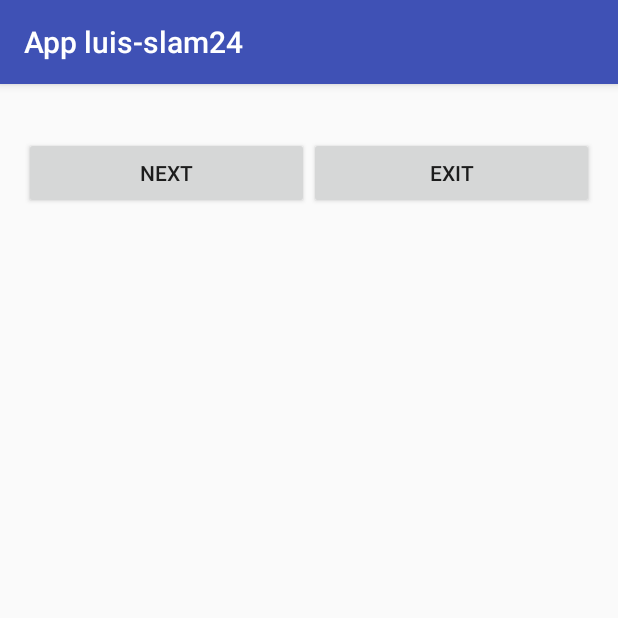
After one commit to dehors/android-SmartGeeks, an Android app: the Main9Activity screen opened directly, with no data from a screen before it, on a phone screen of 412 x 824 dp, the top half of it. The commit adds this screen. Run offline under Robolectric (Android 15) with nearby library versions, the phone set to English and light mode, and no system bars; 1 statement that could not run was skipped.

Commit message:
docs: Send data  between activities

```diff
--- a/app/src/main/AndroidManifest.xml
+++ b/app/src/main/AndroidManifest.xml
@@ -21,7 +21,9 @@
         <activity android:name=".Main4Activity" />
         <activity android:name=".Main5Activity" />
         <activity android:name=".Main6Activity" />
-        <activity android:name=".Main7Activity"></activity>
+        <activity android:name=".Main7Activity" />
+        <activity android:name=".Main8Activity" />
+        <activity android:name=".Main9Activity"></activity>
     </application>
 
 </manifest>
--- /dev/null
+++ b/app/src/main/java/com/example/slam24/smartgeeks/Main9Activity.java
@@ -0,0 +1,21 @@
+package com.example.slam24.smartgeeks;
+
+import android.support.v7.app.AppCompatActivity;
+import android.os.Bundle;
+import android.widget.TextView;
+
+public class Main9Activity extends AppCompatActivity {
+    TextView tvinfo;
+    @Override
+    protected void onCreate(Bundle savedInstanceState) {
+        super.onCreate(savedInstanceState);
+        setContentView(R.layout.activity_main9);
+
+        tvinfo = (TextView) findViewById(R.id.tvanswer);
+
+        Bundle bundle = getIntent().getExtras();
+
+        String dato = bundle.get("info").toString();
+        tvinfo.setText(dato);
+    }
+}
--- a/app/src/main/res/layout/activity_main.xml
+++ b/app/src/main/res/layout/activity_main.xml
@@ -45,5 +45,10 @@
         android:layout_height="wrap_content"
         android:text="ListView with array list"
         android:id="@+id/viewlistviewwarraylist"/>
+    <Button
+        android:layout_width="match_parent"
+        android:layout_height="wrap_content"
+        android:text="Data Activities"
+        android:id="@+id/viewdatabewteenactivities"/>
 
 </LinearLayout>
--- /dev/null
+++ b/app/src/main/res/layout/activity_main9.xml
@@ -0,0 +1,41 @@
+<RelativeLayout
+    xmlns:tools="http://schemas.android.com/tools"
+    android:layout_width="match_parent"
+    android:layout_height="match_parent"
+    android:orientation="vertical"
+    android:paddingBottom="16dp"
+    android:paddingLeft="16dp"
+    android:paddingRight="16dp"
+    android:paddingTop="16dp"
+    tools:context="com.example.slam24.smartgeeks.MainActivity"
+    xmlns:android="http://schemas.android.com/apk/res/android">
+
+    <TextView
+        android:layout_width="match_parent"
+        android:layout_height="wrap_content"
+        android:layout_centerHorizontal="true"
+        android:id="@+id/tvanswer"/>
+
+    <LinearLayout
+        android:layout_width="match_parent"
+        android:layout_height="wrap_content"
+        android:orientation="horizontal"
+        android:layout_below="@+id/tvanswer">
+
+        <Button
+            android:layout_width="match_parent"
+            android:layout_height="wrap_content"
+            android:id="@+id/btnback"
+            android:text="Next"
+            android:layout_weight="1"/>
+
+        <Button
+            android:layout_width="match_parent"
+            android:layout_height="wrap_content"
+            android:id="@+id/btnpantalla1"
+            android:text="Exit"
+            android:layout_weight="1"/>
+
+    </LinearLayout>
+
+</RelativeLayout>
```
Also changed, not shown: app/src/main/java/com/example/slam24/smartgeeks/Main8Activity.java (added, +30 -0 lines), app/src/main/java/com/example/slam24/smartgeeks/MainActivity.java (+8 -1 lines), app/src/main/res/layout/activity_main8.xml (added, +26 -0 lines).
